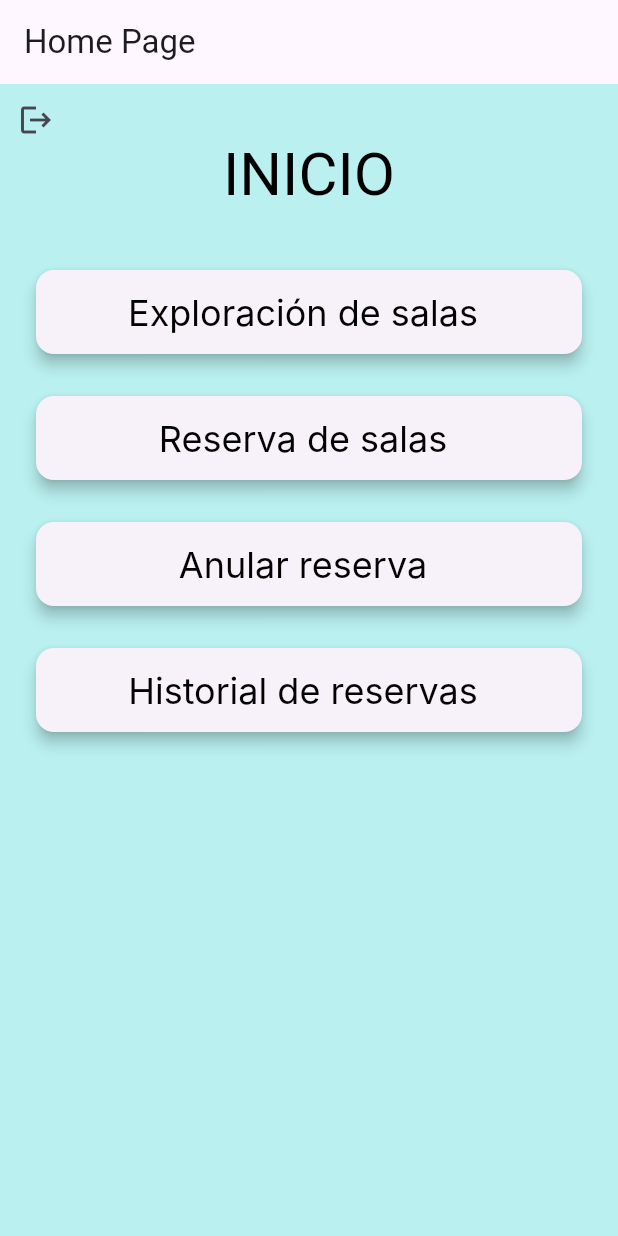
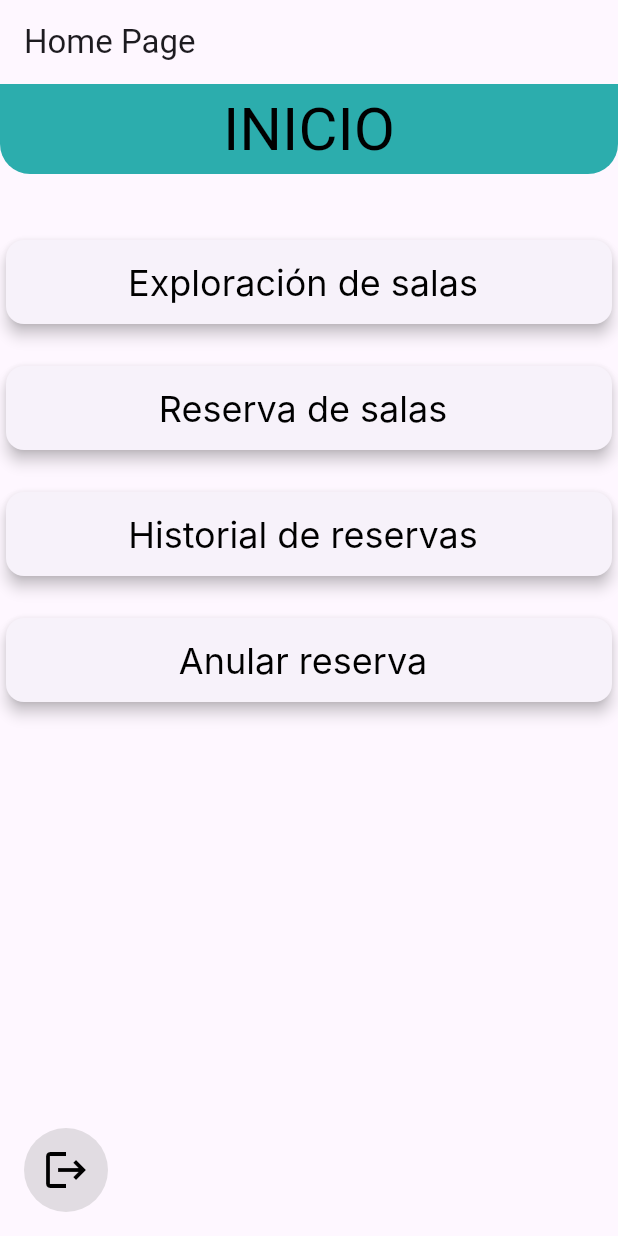
Before and after one commit to axeloon/Proyecto-Flutter, a Flutter app: the HomePage screen opened directly, on a phone screen of 412 x 824 dp. Run offline on Flutter 3.47's test engine with Material 3 defaults, Android fonts, the phone set to English and light mode, and no system bars; our stand-ins replace google_sign_in; Roboto replaces fonts that are missing (Inknut Antiqua, Inter).

```diff
--- a/lib/pages/home_page.dart
+++ b/lib/pages/home_page.dart
@@ -2,7 +2,6 @@ import 'package:flutter/material.dart';
 import 'package:google_sign_in/google_sign_in.dart';
 import 'package:proyecto_flutter/views/home_view.dart';
 import '../pages/login_page.dart';
-import '../pages/rooms_page.dart';
 
 class HomePage extends StatelessWidget {
   final GoogleSignIn _googleSignIn = GoogleSignIn();
@@ -33,11 +32,22 @@ class HomePage extends StatelessWidget {
         children: [
           HomeView(), // Aquí integras el widget generado
           Positioned(
-            top: 0,
-            left: 0,
-            child: IconButton(
-              icon: Icon(Icons.logout),
-              onPressed: () => _handleSignOut(context),
+            bottom: 16,
+            left: 16,
+            child: InkWell(
+              onTap: () => _handleSignOut(context),
+              child: Container(
+                padding: const EdgeInsets.all(12),
+                decoration: BoxDecoration(
+                  shape: BoxShape.circle,
+                  color: Colors.grey.withOpacity(0.3),
+                ),
+                child: const Icon(
+                  Icons.logout,
+                  size: 32,
+                  color: Colors.black,
+                ),
+              ),
             ),
           ),
         ],
--- a/lib/services/room_service.dart
+++ b/lib/services/room_service.dart
@@ -7,7 +7,7 @@ class RoomService {
   static final Uri apiUrl = Uri.https('api.sebastian.cl', 'booking/v1/rooms/');
 
   static Future<List<Room>> fetchRooms() async {
-    final String? token = TokenStorage.idToken; // Obtiene el token almacenado
+    final String? token = TokenStorage.idToken;
 
     if (token == null) {
       throw Exception('El token de sesión es nulo.');
@@ -20,7 +20,6 @@ class RoomService {
           'Authorization': 'Bearer $token',
         },
       );
-      print(response.body);
 
       if (response.statusCode == 200) {
         final List<dynamic> jsonResponse = jsonDecode(response.body);
@@ -29,9 +28,10 @@ class RoomService {
         }).toList();
         return rooms;
       } else {
-        throw Exception('Failed to load rooms');
+        throw Exception('Failed to load rooms: ${response.statusCode}');
       }
     } catch (error) {
+      print('Error al realizar la solicitud: $error');
       throw Exception('Error al realizar la solicitud: $error');
     }
   }
--- a/lib/views/home_view.dart
+++ b/lib/views/home_view.dart
@@ -1,5 +1,6 @@
 import 'package:flutter/material.dart';
 import '../pages/rooms_page.dart';
+import '../pages/reserve_rooms_page.dart'; // Importa la página de reserva de salas
 
 class HomeView extends StatelessWidget {
   @override
@@ -8,19 +9,22 @@ class HomeView extends StatelessWidget {
       /* appBar: AppBar(
         title: Text('Home'),
       ), */
-      body: Container(
-        width: double.infinity,
-        height: double.infinity,
-        color: Color.fromRGBO(186, 240, 240, 1),
-        child: Padding(
-          padding: EdgeInsets.all(20.0),
-          child: Column(
+      body: Column(
         crossAxisAlignment: CrossAxisAlignment.stretch,
         children: [
-              SizedBox(
-                height: 20,
+          Container(
+            // Agregado para el título "INICIO"
+            decoration: const BoxDecoration(
+              color:
+                  Color.fromRGBO(44, 173, 173, 1), // Color de fondo del título
+              borderRadius: BorderRadius.only(
+                bottomLeft: Radius.circular(20),
+                bottomRight: Radius.circular(20),
               ),
-              Text(
+            ),
+            padding: const EdgeInsets.symmetric(vertical: 10.0),
+            child: const Center(
+              child: Text(
                 'INICIO',
                 textAlign: TextAlign.center,
                 style: TextStyle(
@@ -32,25 +36,25 @@ class HomeView extends StatelessWidget {
                   height: 1,
                 ),
               ),
-              SizedBox(
+            ),
+          ),
+          const SizedBox(
             height: 40,
           ),
           buildOptionCard('Exploración de salas', context),
-              SizedBox(
+          const SizedBox(
             height: 20,
           ),
           buildOptionCard('Reserva de salas', context),
-              SizedBox(
+          const SizedBox(
+            height: 20,
+          ),
+          buildOptionCard('Historial de reservas', context),
+          const SizedBox(
             height: 20,
           ),
           buildOptionCard('Anular reserva', context),
-              SizedBox(
-                height: 20,
-              ),
-              buildOptionCard('Historial de reservas', context),
         ],
-          ),
-        ),
       ),
     );
   }
@@ -62,7 +66,7 @@ class HomeView extends StatelessWidget {
           title: Text(
             title,
             textAlign: TextAlign.center,
-          style: TextStyle(
+            style: const TextStyle(
               color: Color.fromRGBO(0, 0, 0, 1),
               fontFamily: 'Inter',
               fontSize: 24,
@@ -78,42 +82,16 @@ class HomeView extends StatelessWidget {
                 context,
                 MaterialPageRoute(builder: (context) => RoomsPage()),
               );
-          } else {
-            // Manejar otras opciones si es necesario
-          }
-        },
-      ),
-    );
-  }
-}
-
-Widget buildOptionCard(String title, BuildContext context) {
-  return Card(
-    elevation: 4,
-    child: ListTile(
-      title: Text(
-        title,
-        textAlign: TextAlign.center,
-        style: TextStyle(
-          color: Color.fromRGBO(0, 0, 0, 1),
-          fontFamily: 'Inter',
-          fontSize: 24,
-          letterSpacing: 0,
-          fontWeight: FontWeight.normal,
-          height: 1,
-        ),
-      ),
-      onTap: () {
-        if (title == 'Exploración de salas') {
-          // Redirigir a rooms_page.dart
+            } else if (title == 'Reserva de salas') {
+              // Redirigir a la página de reserva de salas
               Navigator.push(
                 context,
-            MaterialPageRoute(builder: (context) => RoomsPage()),
+                MaterialPageRoute(builder: (context) => ReserveRoomsPage()),
               );
             } else {
               // Manejar otras opciones si es necesario
             }
-      },
-    ),
+          }),
     );
   }
+}
```
Also changed, not shown: lib/models/request.dart (added, +41 -0 lines), lib/pages/reserve_rooms_page.dart (added, +225 -0 lines), lib/pages/rooms_page.dart (+4 -4 lines), lib/services/room_request.dart (added, +37 -0 lines). Lines whose indentation alone changed are shown as unchanged.
